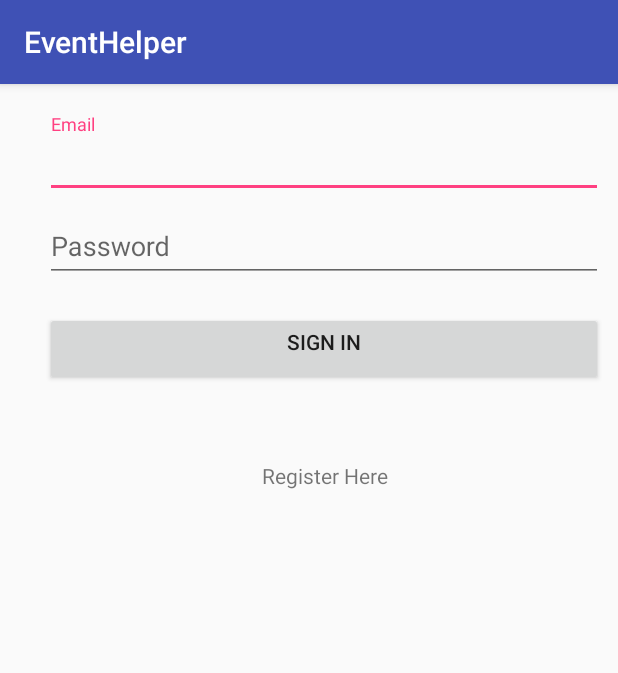
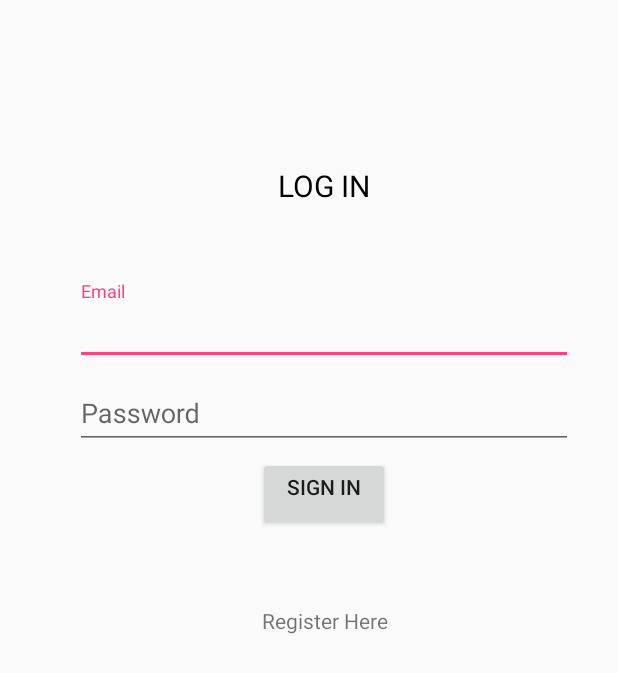
Before and after one commit to AndrianAD/EventHelper, an Android app: the screen it shows after launch (LoginActivity), on a phone screen of 412 x 824 dp. Shown: the top 673 px of the screen. Run offline under Robolectric (Android 15) with nearby library versions, the phone set to English and light mode, and no system bars; our stand-ins replace Volley.

```diff
--- a/app/build.gradle
+++ b/app/build.gradle
@@ -8,7 +8,7 @@ android {
     compileSdkVersion 26
     defaultConfig {
         applicationId "com.druk.eventhelper"
-        minSdkVersion 15
+        minSdkVersion 21
         targetSdkVersion 26
         versionCode 1
         versionName "1.0"
--- a/app/src/main/java/com/druk/eventhelper/BackgroundTask.java
+++ b/app/src/main/java/com/druk/eventhelper/BackgroundTask.java
@@ -7,6 +7,8 @@ import com.android.volley.Request;
 import com.android.volley.Response;
 import com.android.volley.VolleyError;
 import com.android.volley.toolbox.JsonArrayRequest;
+import com.druk.eventhelper.data.Event;
+
 import org.json.JSONArray;
 import org.json.JSONException;
 import org.json.JSONObject;
@@ -17,7 +19,7 @@ public class BackgroundTask {
     Context context;
     String user_id;
     String json_url = "http://uncroptv.000webhostapp.com/Read.php/?id=";
-    static ArrayList<Event> arrayList = new ArrayList<>();
+    ArrayList<Event> arrayList = new ArrayList<>();
 
     public BackgroundTask(Context context, String user_id) {
         this.context = context;
--- a/app/src/main/java/com/druk/eventhelper/Event.java
+++ b/app/src/main/java/com/druk/eventhelper/data/Event.java
@@ -1,4 +1,4 @@
-package com.druk.eventhelper;
+package com.druk.eventhelper.data;
 
 
 
--- a/app/src/main/java/com/druk/eventhelper/logIn/LoginActivity.java
+++ b/app/src/main/java/com/druk/eventhelper/logIn/LoginActivity.java
@@ -23,7 +23,6 @@ public class LoginActivity extends AppCompatActivity {
     protected void onCreate(Bundle savedInstanceState) {
         super.onCreate(savedInstanceState);
         setContentView(R.layout.activity_login);
-
         final EditText etEmail = (EditText) findViewById(R.id.etEmail);
         final EditText etPassword = (EditText) findViewById(R.id.etPassword);
         final TextView tvRegisterLink = (TextView) findViewById(R.id.tvRegisterLink);
--- /dev/null
+++ b/app/src/main/res/drawable-v21/two_layer.xml
@@ -0,0 +1,5 @@
+<?xml version="1.0" encoding="utf-8"?>
+<layer-list xmlns:android="http://schemas.android.com/apk/res/android">
+    <item android:background="@drawable/ic_delete_black_24dp" />
+    <item android:drawable="?android:selectableItemBackground" />
+</layer-list>
--- /dev/null
+++ b/app/src/main/res/drawable/two_layer.xml
@@ -0,0 +1,5 @@
+<?xml version="1.0" encoding="utf-8"?>
+<layer-list xmlns:android="http://schemas.android.com/apk/res/android">
+    <item android:drawable="@drawable/ic_delete_black_24dp" />
+    <item android:drawable="?android:selectableItemBackground" />
+</layer-list>
--- a/app/src/main/res/layout/activity_login.xml
+++ b/app/src/main/res/layout/activity_login.xml
@@ -9,6 +9,18 @@
     android:paddingRight="10dp"
     tools:context=".UserAreaActivity">
 
+    <TextView
+        android:id="@+id/textView"
+        android:layout_width="match_parent"
+        android:layout_height="wrap_content"
+        android:text="LOG IN"
+        android:textSize="20dp"
+        android:gravity="center"
+        android:paddingTop="70dp"
+        android:paddingBottom="30dp"
+        android:textColor="@android:color/black"
+        android:layout_margin="20dp" />
+
     <android.support.design.widget.TextInputLayout
         android:layout_width="match_parent"
         android:layout_height="wrap_content">
@@ -16,6 +28,8 @@
             android:id="@+id/etEmail"
             android:layout_width="match_parent"
             android:layout_height="wrap_content"
+            android:layout_marginLeft="20dp"
+            android:layout_marginRight="20dp"
             android:inputType="textPersonName"
             android:hint="Email"/>
     </android.support.design.widget.TextInputLayout>
@@ -25,6 +39,8 @@
         android:layout_height="wrap_content">
         <EditText
             android:id="@+id/etPassword"
+            android:layout_marginRight="20dp"
+            android:layout_marginLeft="20dp"
             android:layout_width="match_parent"
             android:layout_height="wrap_content"
             android:inputType="textPersonName"
@@ -33,12 +49,13 @@
 
     <Button
         android:id="@+id/bSignIn"
-        android:layout_width="match_parent"
+        android:layout_width="wrap_content"
         android:layout_height="wrap_content"
         android:text="Sign In"
+        android:layout_gravity="center"
         android:textAlignment="center"
         android:paddingBottom="20dp"
-        android:layout_marginTop="20dp"/>
+        android:layout_marginTop="5dp" />
 
     <TextView
         android:id="@+id/tvRegisterLink"
--- a/app/src/main/res/layout/activity_register.xml
+++ b/app/src/main/res/layout/activity_register.xml
@@ -61,6 +61,7 @@
         android:id="@+id/btn_register"
         android:layout_width="match_parent"
         android:layout_height="wrap_content"
+        android:layout_marginTop="10dp"
         android:text="Register"/>
 
 
--- a/app/src/main/res/values/styles.xml
+++ b/app/src/main/res/values/styles.xml
@@ -1,7 +1,7 @@
 <resources>
 
     <!-- Base application theme. -->
-    <style name="AppTheme" parent="Theme.AppCompat.Light.DarkActionBar">
+    <style name="AppTheme" parent="Theme.AppCompat.Light.NoActionBar">
         <!-- Customize your theme here. -->
         <item name="colorPrimary">@color/colorPrimary</item>
         <item name="colorPrimaryDark">@color/colorPrimaryDark</item>
```
Also changed, not shown: app/src/main/java/com/druk/eventhelper/DisplayList.java (deleted, +0 -43 lines), app/src/main/java/com/druk/eventhelper/RecyclerAdapter.java (+5 -3 lines), app/src/main/java/com/druk/eventhelper/UserAreaActivity.java (+6 -7 lines), app/src/main/java/com/druk/eventhelper/UtilClass.java (+33 -12 lines), app/src/main/java/com/druk/eventhelper/data/App_User.java (added, +48 -0 lines), app/src/main/res/layout/activity_user_area.xml (+35 -15 lines), app/src/main/res/layout/card_event.xml (+3 -7 lines).
